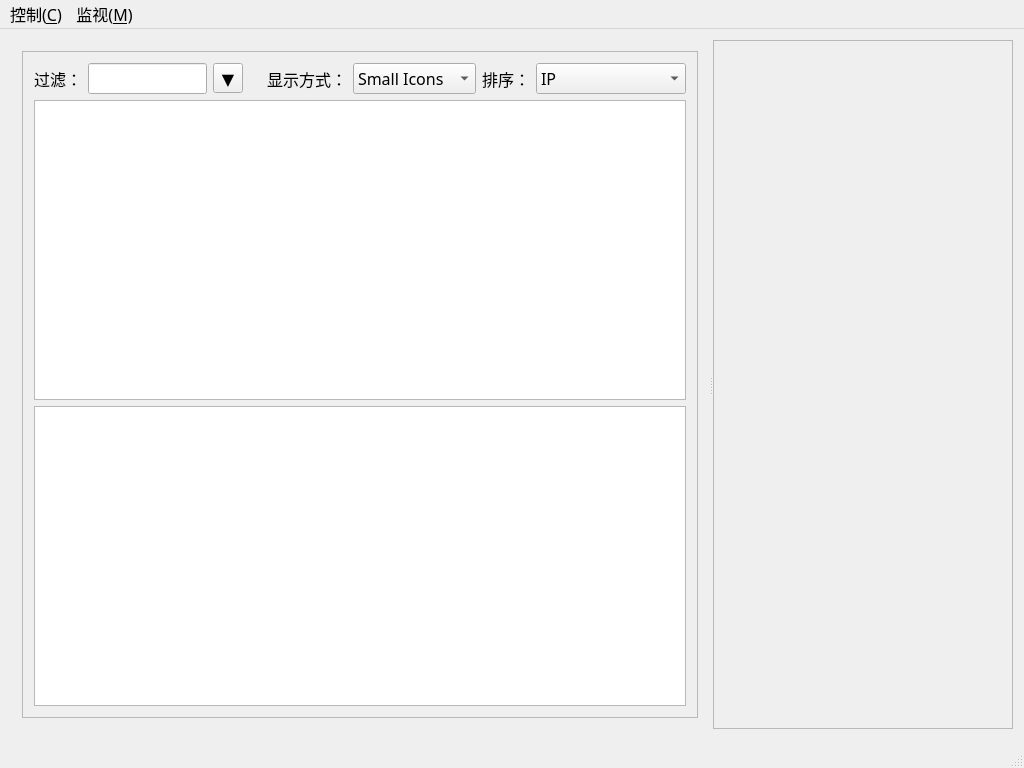
Before: the Qt Designer form CC-Client/CC-Client/mainwindow.ui in cokkiy/CC, drawn with Qt 5.
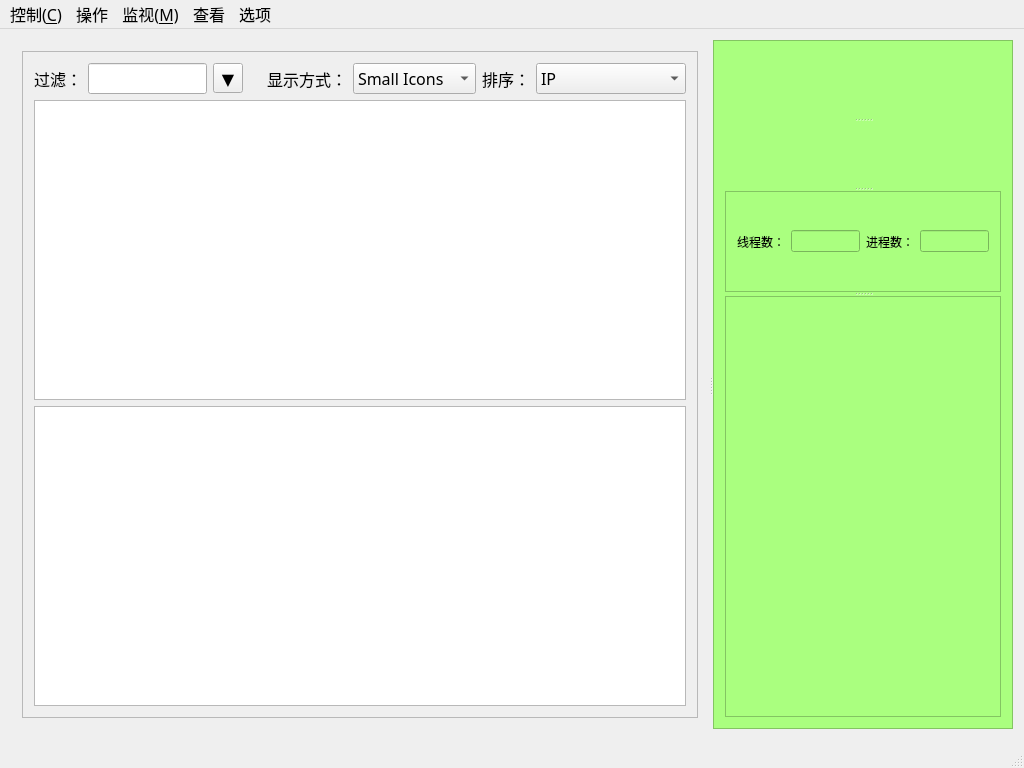
After: the same form once the commit is applied. Icons and pictures are not drawn. Custom widgets are drawn as their Qt base class.

Commit message: 实现了用户界面（VIEW)模型\控制和监视之间的互动

The edit to the form file:
```diff
--- a/CC-Client/CC-Client/mainwindow.ui
+++ b/CC-Client/CC-Client/mainwindow.ui
@@ -29,6 +29,9 @@
    <iconset resource="cc-client.qrc">
     <normaloff>:/Icons/ncom003.ico</normaloff>:/Icons/ncom003.ico</iconset>
   </property>
+  <property name="styleSheet">
+   <string notr="true"/>
+  </property>
   <widget class="QWidget" name="centralWidget">
    <layout class="QHBoxLayout" name="horizontalLayout_3">
     <item>
@@ -301,12 +304,69 @@
          <height>0</height>
         </size>
        </property>
+       <property name="styleSheet">
+        <string notr="true">background-color: rgb(170, 255, 127);</string>
+       </property>
        <property name="frameShape">
         <enum>QFrame::StyledPanel</enum>
        </property>
        <property name="frameShadow">
         <enum>QFrame::Raised</enum>
        </property>
+       <layout class="QVBoxLayout" name="verticalLayout_4">
+        <item>
+         <widget class="QSplitter" name="splitter_2">
+          <property name="orientation">
+           <enum>Qt::Vertical</enum>
+          </property>
+          <widget class="QwtPlot" name="qwtPlotCPU"/>
+          <widget class="QwtPlot" name="qwtPlotMemory"/>
+          <widget class="QFrame" name="detailFrame">
+           <property name="frameShape">
+            <enum>QFrame::StyledPanel</enum>
+           </property>
+           <property name="frameShadow">
+            <enum>QFrame::Raised</enum>
+           </property>
+           <layout class="QHBoxLayout" name="horizontalLayout_5">
+            <item>
+             <layout class="QHBoxLayout" name="horizontalLayout_4">
+              <item>
+               <widget class="QLabel" name="label_5">
+                <property name="text">
+                 <string>线程数：</string>
+                </property>
+               </widget>
+              </item>
+              <item>
+               <widget class="QLineEdit" name="threadCountlineEdit"/>
+              </item>
+             </layout>
+            </item>
+            <item>
+             <layout class="QHBoxLayout" name="horizontalLayout_2">
+              <item>
+               <widget class="QLabel" name="label_4">
+                <property name="text">
+                 <string>进程数：</string>
+                </property>
+               </widget>
+              </item>
+              <item>
+               <widget class="QLineEdit" name="procCountlineEdit"/>
+              </item>
+             </layout>
+            </item>
+           </layout>
+          </widget>
+          <widget class="QListWidget" name="msgListWidget">
+           <property name="contextMenuPolicy">
+            <enum>Qt::CustomContextMenu</enum>
+           </property>
+          </widget>
+         </widget>
+        </item>
+       </layout>
       </widget>
      </widget>
     </item>
@@ -346,8 +406,55 @@
     <addaction name="actionAppThreadCount"/>
     <addaction name="actionProcCount"/>
    </widget>
+   <widget class="QMenu" name="menuOperation">
+    <property name="title">
+     <string>操作</string>
+    </property>
+    <addaction name="actionPowerOn"/>
+    <addaction name="actionPoweroff"/>
+    <addaction name="actionReboot"/>
+    <addaction name="separator"/>
+    <addaction name="actionStartApp"/>
+    <addaction name="actionRestartApp"/>
+    <addaction name="actionExitApp"/>
+   </widget>
+   <widget class="QMenu" name="menuView">
+    <property name="title">
+     <string>查看</string>
+    </property>
+    <addaction name="actionViewCPU"/>
+    <addaction name="actionViewMemory"/>
+    <addaction name="actionViewDetail"/>
+    <addaction name="actionViewMessage"/>
+   </widget>
+   <widget class="QMenu" name="menuOption">
+    <property name="title">
+     <string>选项</string>
+    </property>
+    <widget class="QMenu" name="menuCPUOption">
+     <property name="title">
+      <string>CPU</string>
+     </property>
+     <addaction name="actionLineCPU"/>
+     <addaction name="actionPieCPU"/>
+     <addaction name="actionRectCPU"/>
+    </widget>
+    <widget class="QMenu" name="menuViewMemoryOption">
+     <property name="title">
+      <string>内存</string>
+     </property>
+     <addaction name="actionViewLineMemory"/>
+     <addaction name="actionPieMemory"/>
+     <addaction name="actionRectMemory"/>
+    </widget>
+    <addaction name="menuCPUOption"/>
+    <addaction name="menuViewMemoryOption"/>
+   </widget>
    <addaction name="menuControl"/>
+   <addaction name="menuOperation"/>
    <addaction name="menuMonitor"/>
+   <addaction name="menuView"/>
+   <addaction name="menuOption"/>
   </widget>
   <widget class="QStatusBar" name="statusBar"/>
   <action name="actionAllPower_On">
@@ -503,6 +610,13 @@
   </action>
  </widget>
  <layoutdefault spacing="6" margin="11"/>
+ <customwidgets>
+  <customwidget>
+   <class>QwtPlot</class>
+   <extends>QFrame</extends>
+   <header>qwt_plot.h</header>
+  </customwidget>
+ </customwidgets>
  <resources>
   <include location="cc-client.qrc"/>
  </resources>
```
Left out of the diff: 249 changed lines with no effect on the pictures. The commit also changes 16 other files.
